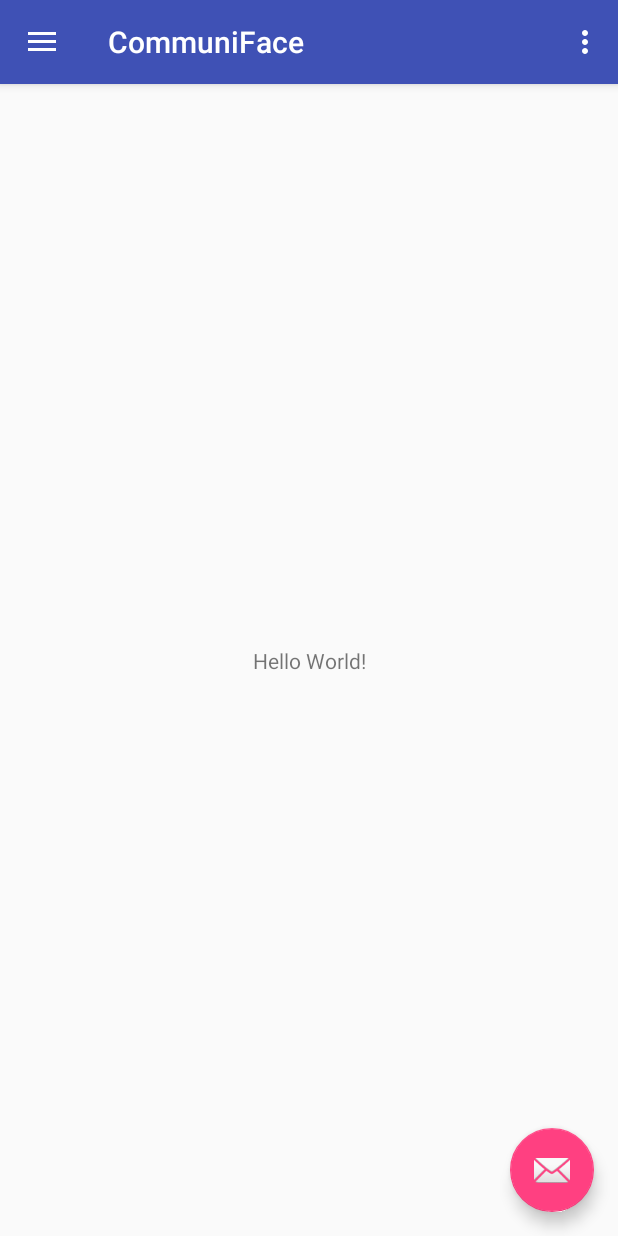
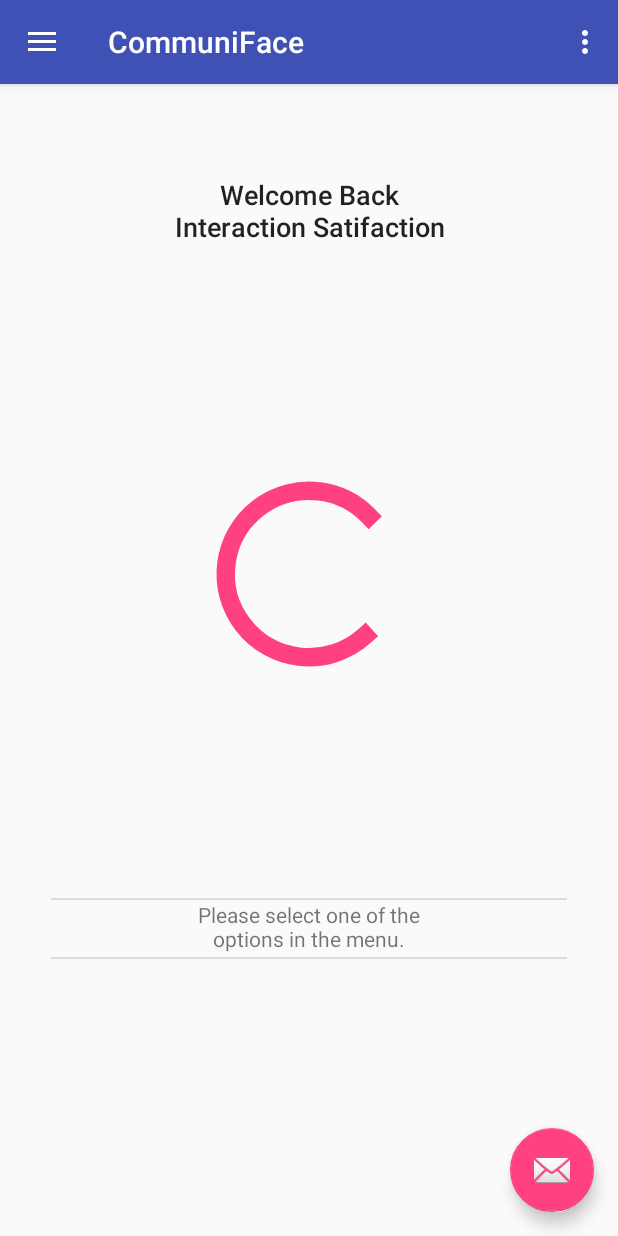
Before and after one commit to ericaZL/CommuniFace, an Android app: the screen it shows after launch (MainActivity), on a phone screen of 412 x 824 dp. Run offline under Robolectric (Android 15) with nearby library versions, the light colour scheme and no system bars.

Commit message:
Add files via upload

```diff
--- a/app/src/main/res/layout/content_main.xml
+++ b/app/src/main/res/layout/content_main.xml
@@ -9,12 +9,76 @@
     tools:showIn="@layout/app_bar_main">
 
     <TextView
-        android:layout_width="wrap_content"
-        android:layout_height="wrap_content"
-        android:text="Hello World!"
+        android:id="@+id/textView3"
+        android:layout_width="205dp"
+        android:layout_height="48dp"
+        android:layout_marginEnd="8dp"
+        android:layout_marginStart="8dp"
+        android:text="Welcome Back Interaction Satifaction"
+        android:textAlignment="center"
+        android:textAppearance="@style/TextAppearance.AppCompat.Body2"
+        android:textSize="18sp"
         app:layout_constraintBottom_toBottomOf="parent"
+        app:layout_constraintEnd_toEndOf="@+id/divider2"
+        app:layout_constraintHorizontal_bias="0.502"
         app:layout_constraintLeft_toLeftOf="parent"
         app:layout_constraintRight_toRightOf="parent"
-        app:layout_constraintTop_toTopOf="parent" />
+        app:layout_constraintStart_toStartOf="@+id/divider2"
+        app:layout_constraintTop_toTopOf="parent"
+        app:layout_constraintVertical_bias="0.085" />
+
+    <TextView
+        android:id="@+id/textView2"
+        android:layout_width="167dp"
+        android:layout_height="38dp"
+        android:text="Please select one of the options in the menu."
+        android:textAlignment="center"
+        android:textSize="14sp"
+        app:layout_constraintBottom_toBottomOf="parent"
+        app:layout_constraintHorizontal_bias="0.502"
+        app:layout_constraintLeft_toLeftOf="parent"
+        app:layout_constraintRight_toRightOf="parent"
+        app:layout_constraintTop_toTopOf="parent"
+        app:layout_constraintVertical_bias="0.745" />
+
+    <ProgressBar
+        android:id="@+id/progressBar"
+        style="@style/Widget.AppCompat.ProgressBar"
+        android:layout_width="150dp"
+        android:layout_height="148dp"
+        android:layout_marginBottom="8dp"
+        android:layout_marginEnd="8dp"
+        android:layout_marginStart="8dp"
+        android:layout_marginTop="8dp"
+        android:max="100"
+        android:progress="80"
+        android:visibility="visible"
+        app:layout_constraintBottom_toBottomOf="@+id/divider"
+        app:layout_constraintEnd_toEndOf="parent"
+        app:layout_constraintStart_toStartOf="parent"
+        app:layout_constraintTop_toBottomOf="@+id/textView3"
+        tools:visibility="visible" />
+
+    <View
+        android:id="@+id/divider"
+        android:layout_width="344dp"
+        android:layout_height="1dp"
+        android:layout_marginEnd="8dp"
+        android:layout_marginStart="8dp"
+        android:background="?android:attr/listDivider"
+        app:layout_constraintBottom_toTopOf="@+id/textView2"
+        app:layout_constraintEnd_toEndOf="parent"
+        app:layout_constraintStart_toStartOf="parent" />
+
+    <View
+        android:id="@+id/divider2"
+        android:layout_width="344dp"
+        android:layout_height="1dp"
+        android:layout_marginEnd="8dp"
+        android:layout_marginStart="8dp"
+        android:background="?android:attr/listDivider"
+        app:layout_constraintEnd_toEndOf="parent"
+        app:layout_constraintStart_toStartOf="parent"
+        app:layout_constraintTop_toBottomOf="@+id/textView2" />
 
 </android.support.constraint.ConstraintLayout>
--- a/app/src/main/res/menu/activity_main_drawer.xml
+++ b/app/src/main/res/menu/activity_main_drawer.xml
@@ -5,33 +5,44 @@
 
     <group android:checkableBehavior="single">
         <item
-            android:id="@+id/nav_camera"
-            android:icon="@drawable/ic_menu_camera"
-            android:title="Import" />
-        <item
-            android:id="@+id/nav_gallery"
-            android:icon="@drawable/ic_menu_gallery"
-            android:title="Gallery" />
-        <item
-            android:id="@+id/nav_slideshow"
-            android:icon="@drawable/ic_menu_slideshow"
-            android:title="Slideshow" />
-        <item
-            android:id="@+id/nav_manage"
-            android:icon="@drawable/ic_menu_manage"
-            android:title="Tools" />
+            android:id="@+id/nav_menu"
+            android:title="Menu" />
     </group>
 
-    <item android:title="Communicate">
+    <item android:title="Emotions To Learn">
         <menu>
             <item
-                android:id="@+id/nav_share"
-                android:icon="@drawable/ic_menu_share"
-                android:title="Share" />
+                android:id="@+id/nav_happy"
+                android:icon="@drawable/happy"
+                android:title="Happy" />
             <item
-                android:id="@+id/nav_send"
-                android:icon="@drawable/ic_menu_send"
-                android:title="Send" />
+                android:id="@+id/nav_sad"
+                android:icon="@drawable/sad"
+                android:title="Sad" />
+            <item
+                android:id="@+id/nav_angry"
+                android:icon="@drawable/angry"
+                android:title="Angry" />
+            <item
+                android:id="@+id/nav_surprise"
+                android:icon="@drawable/surprise"
+                android:title="Surprise" />
+            <item
+                android:id="@+id/nav_fear"
+                android:icon="@drawable/fear"
+                android:title="Fear" />
+            <item
+                android:id="@+id/nav_disgust"
+                android:icon="@drawable/disgust"
+                android:title="Disgust" />
+            <item
+                android:id="@+id/nav_neutral"
+                android:icon="@drawable/neutral"
+                android:title="Neutral" />
+            <item
+                android:id="@+id/nav_all"
+                android:icon="@drawable/all"
+                android:title="All Emotions" />
         </menu>
     </item>
 
--- a/app/src/main/res/values/strings.xml
+++ b/app/src/main/res/values/strings.xml
@@ -2,8 +2,8 @@
     <string name="app_name">CommuniFace</string>
     <string name="navigation_drawer_open">Open navigation drawer</string>
     <string name="navigation_drawer_close">Close navigation drawer</string>
-    <string name="nav_header_title">Android Studio</string>
-    <string name="nav_header_subtitle">android.studio@android.com</string>
+    <string name="nav_header_title">Interaction Satisfaction</string>
+    <string name="nav_header_subtitle">devs@interactionsatisfaction.tech</string>
     <string name="nav_header_desc">Navigation header</string>
-    <string name="action_settings">Settings</string>
+    <string name="action_settings">Logout</string>
 </resources>
--- a/app/src/main/res/values/styles.xml
+++ b/app/src/main/res/values/styles.xml
@@ -1,7 +1,7 @@
 <resources>
 
     <!-- Base application theme. -->
-    <style name="AppTheme" parent="Theme.AppCompat.Light.DarkActionBar">
+    <style name="AppTheme" parent="Base.Theme.AppCompat.Light.DarkActionBar">
         <!-- Customize your theme here. -->
         <item name="colorPrimary">@color/colorPrimary</item>
         <item name="colorPrimaryDark">@color/colorPrimaryDark</item>
```
Also changed, not shown: app/src/main/res/drawable-v24/ic_launcher_foreground.xml (line endings or trailing spaces), app/src/main/res/drawable/ic_launcher_background.xml (line endings or trailing spaces), app/src/main/res/layout/activity_main.xml (line endings or trailing spaces), app/src/main/res/layout/app_bar_main.xml (line endings or trailing spaces), app/src/main/res/layout/nav_header_main.xml (line endings or trailing spaces), app/src/main/res/menu/main.xml (line endings or trailing spaces), app/src/main/res/mipmap-anydpi-v26/ic_launcher.xml (line endings or trailing spaces), app/src/main/res/mipmap-anydpi-v26/ic_launcher_round.xml (line endings or trailing spaces), app/src/main/res/values-v21/styles.xml (line endings or trailing spaces), app/src/main/res/values/colors.xml (line endings or trailing spaces), app/src/main/res/values/dimens.xml (line endings or trailing spaces).
